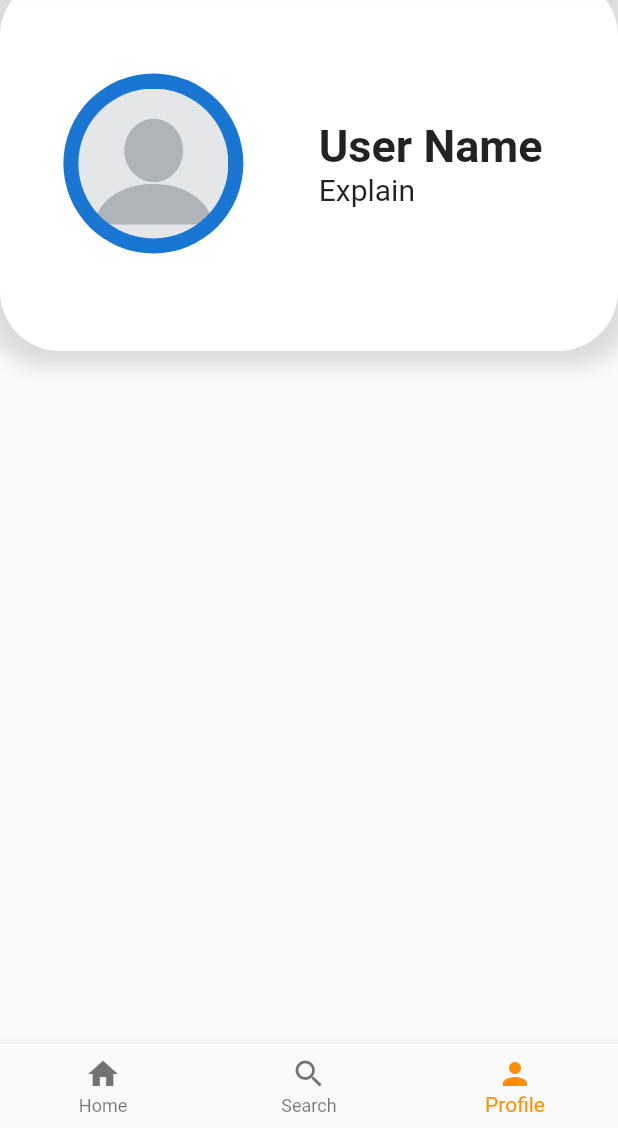
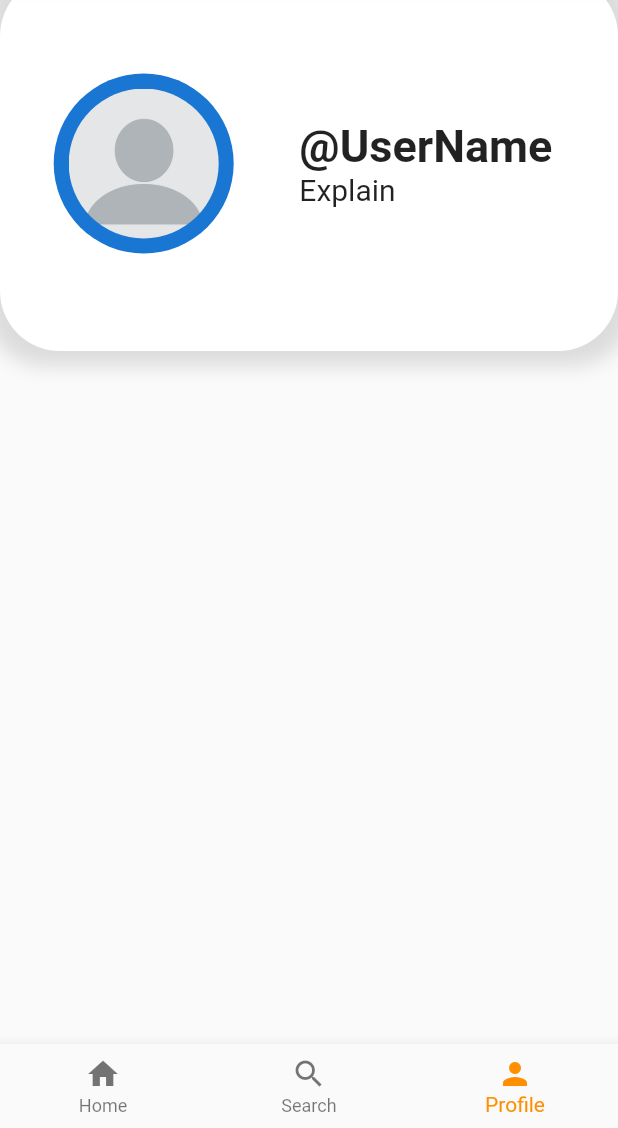
Before and after one commit to HongikB612/UrbanLink, a Flutter app: the screen it shows after launch, item 3 of the bottom bar chosen, on a phone screen of 412 x 824 dp, the part 108-1236 px from its top. Run offline on Flutter 3.47's test engine with Material 2 defaults, Android fonts, the phone set to English and light mode, and no system bars.

Commit message:
Style the variables

```diff
--- a/lib/pages/profilepage.dart
+++ b/lib/pages/profilepage.dart
@@ -11,10 +11,14 @@ class _ProfilePageState extends State<ProfilePage> {
   static const double _profileHeight = 250;
   static const double _profileRound = 40;
 
+  final String userName = '@UserName';
+  final String explanation = 'Explain';
+
   @override
   Widget build(BuildContext context) {
     const textProfileUserStyle =
         TextStyle(fontSize: 30, fontWeight: FontWeight.bold);
+    var textProfileDescriptionStyle = const TextStyle(fontSize: 20);
     return ListView(
       children: <Widget>[
         Container(
@@ -55,9 +59,9 @@ class _ProfilePageState extends State<ProfilePage> {
                       child: Column(
                         crossAxisAlignment: CrossAxisAlignment.start,
                         mainAxisAlignment: MainAxisAlignment.spaceEvenly,
-                        children: const [
-                          Text('User Name', style: textProfileUserStyle),
-                          Text('Explain', style: TextStyle(fontSize: 20)),
+                        children: [
+                          Text(userName, style: textProfileUserStyle),
+                          Text(explanation, style: textProfileDescriptionStyle),
                         ],
                       ),
                     ),
```
